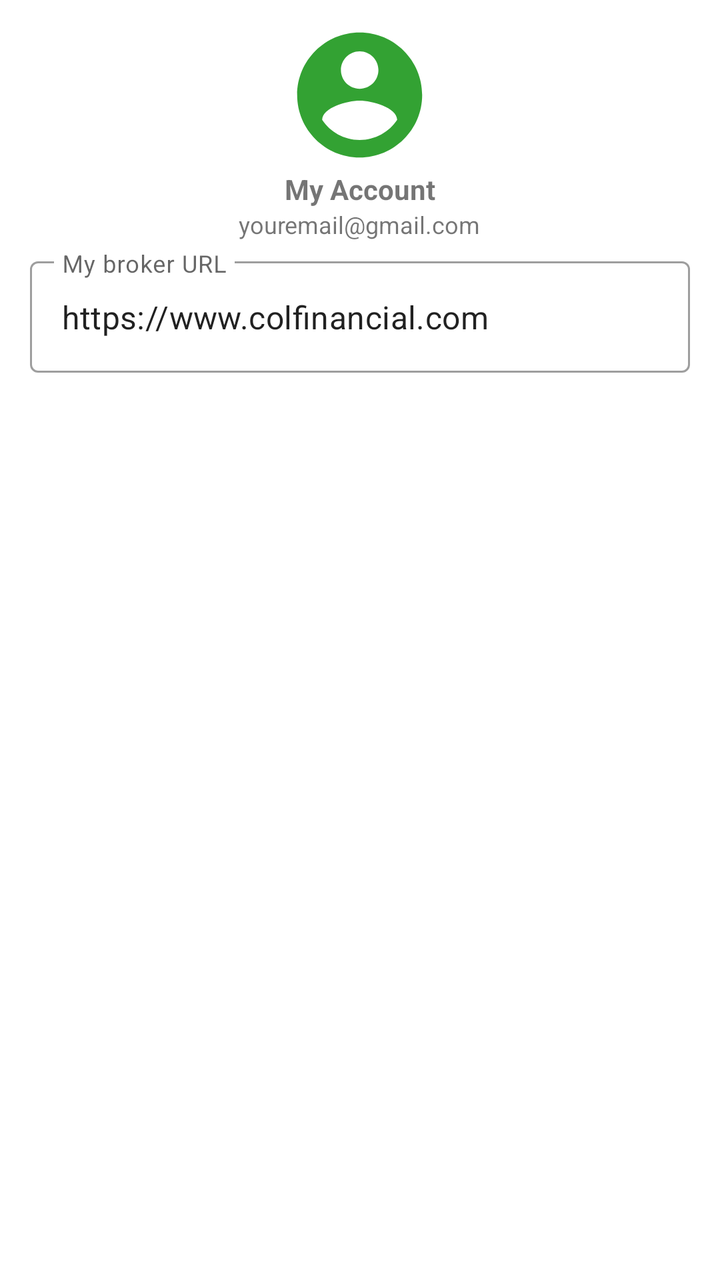
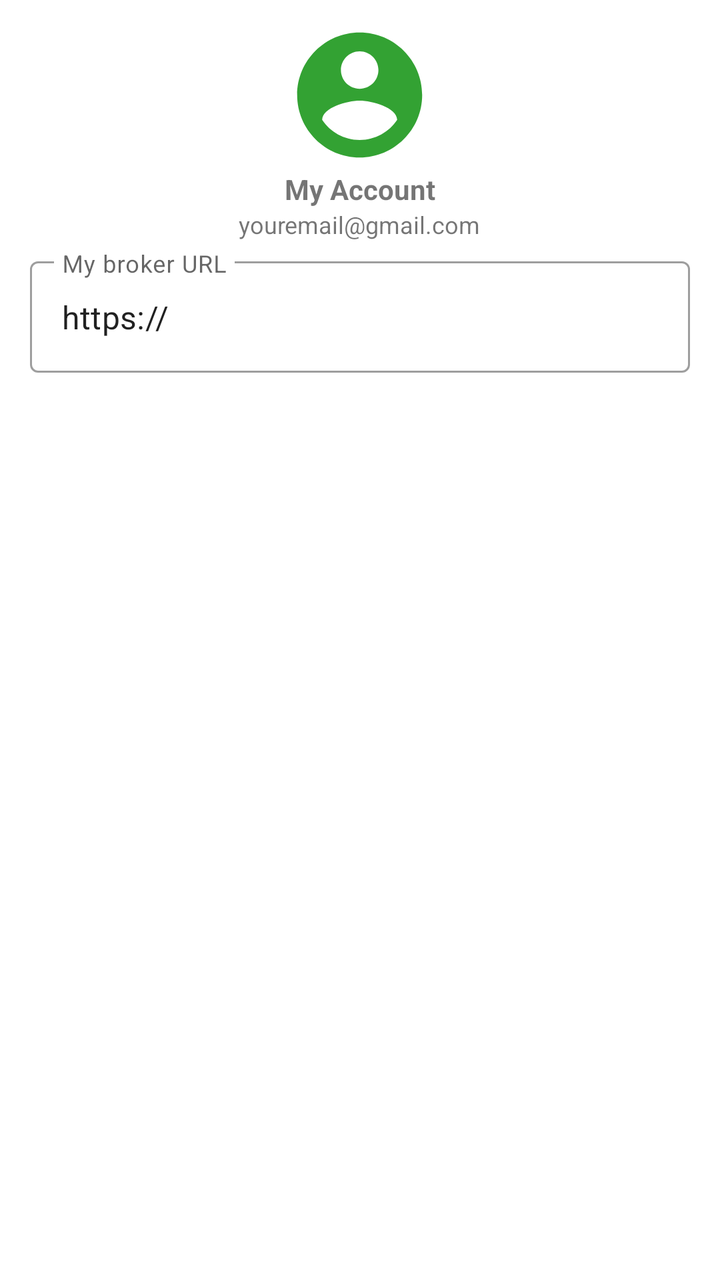

Before-and-after screenshots of an Android layout around one commit, followed by the original layout XML and the change that was made.
<!-- AndroidManifest.xml: application theme AppTheme -->
<!-- res/layout/layout_user_profile_account.xml -->
<?xml version="1.0" encoding="utf-8"?>
<androidx.constraintlayout.widget.ConstraintLayout
    xmlns:android="http://schemas.android.com/apk/res/android"
    xmlns:app="http://schemas.android.com/apk/res-auto"
    xmlns:tools="http://schemas.android.com/tools"
    android:layout_width="300dp"
    android:layout_height="300dp">
    <LinearLayout
        android:layout_width="match_parent"
        android:layout_height="wrap_content"
        android:orientation="vertical"
        android:focusable="true"
        android:focusableInTouchMode="true"
        app:layout_constraintEnd_toEndOf="parent"
        app:layout_constraintStart_toStartOf="parent"
        app:layout_constraintTop_toTopOf="parent"
        android:layout_margin="10dp"
        >
        <ImageView
            android:layout_width="75dp"
            android:layout_height="75dp"
            android:src="@drawable/ic_action_account"
            android:tint="@color/colorAccent"
            android:layout_gravity="center"
            />
        <TextView
            android:layout_width="wrap_content"
            android:layout_height="wrap_content"
            android:textAlignment="center"
            android:textSize="14sp"
            android:text="My Account"
            android:layout_gravity="center"
            android:textStyle="bold"
            />
        <TextView
            android:layout_width="wrap_content"
            android:layout_height="wrap_content"
            android:textAlignment="center"
            android:textSize="12sp"
            android:text="youremail@gmail.com"
            android:layout_gravity="center"
            />
        <com.google.android.material.textfield.TextInputLayout
            android:id="@+id/txt_set_broker"
            android:layout_width="fill_parent"
            android:layout_height="wrap_content"
            android:layout_margin="5dp"
            android:layout_weight="1"
            style="@style/Widget.MaterialComponents.TextInputLayout.OutlinedBox">
            <com.google.android.material.textfield.TextInputEditText
                android:layout_width="match_parent"
                android:layout_height="wrap_content"
                android:hint="My broker URL"
                android:id="@+id/txt_broker_url"
                android:inputType="textUri"
                android:text="https://www.colfinancial.com"/>
        </com.google.android.material.textfield.TextInputLayout>




















    </LinearLayout>
</androidx.constraintlayout.widget.ConstraintLayout>
<!-- resources referenced by this layout -->
<resources>
  <color name="colorAccent">#008b00</color>
  <!-- drawable ic_action_account (drawable-anydpi) -->
  <vector xmlns:android="http://schemas.android.com/apk/res/android"
      android:width="24dp"
      android:height="24dp"
      android:viewportWidth="24"
      android:viewportHeight="24"
      android:tint="#FFFFFF"
      android:alpha="0.8">
      <path
          android:fillColor="#FF000000"
          android:pathData="M12,2C6.48,2 2,6.48 2,12s4.48,10 10,10 10,-4.48 10,-10S17.52,2 12,2zM12,5c1.66,0 3,1.34 3,3s-1.34,3 -3,3 -3,-1.34 -3,-3 1.34,-3 3,-3zM12,19.2c-2.5,0 -4.71,-1.28 -6,-3.22 0.03,-1.99 4,-3.08 6,-3.08 1.99,0 5.97,1.09 6,3.08 -1.29,1.94 -3.5,3.22 -6,3.22z"/>
  </vector>
  <style name="AppTheme" parent="Theme.MaterialComponents.Light">
          
          <item name="colorPrimary">@color/colorPrimary</item>
          <item name="colorPrimaryDark">@color/colorPrimaryDark</item>
          <item name="colorAccent">@color/colorAccent</item>
          <item name="statusBarBackground">@color/colorAccent</item>
          <item name="colorControlNormal">@color/colorWhite</item>
      </style>
  <color name="colorPrimary">#008b00</color>
  <color name="colorPrimaryDark">#00b248</color>
  <color name="colorWhite">#ffffff</color>
</resources>

<!-- the commit's change to res/layout/layout_user_profile_account.xml (unified diff, before → after) -->
@@ -53,7 +53,7 @@
                 android:hint="My broker URL"
                 android:id="@+id/txt_broker_url"
                 android:inputType="textUri"
-                android:text="https://www.colfinancial.com"/>
+                android:text="https://"/>
         </com.google.android.material.textfield.TextInputLayout>
 
 
